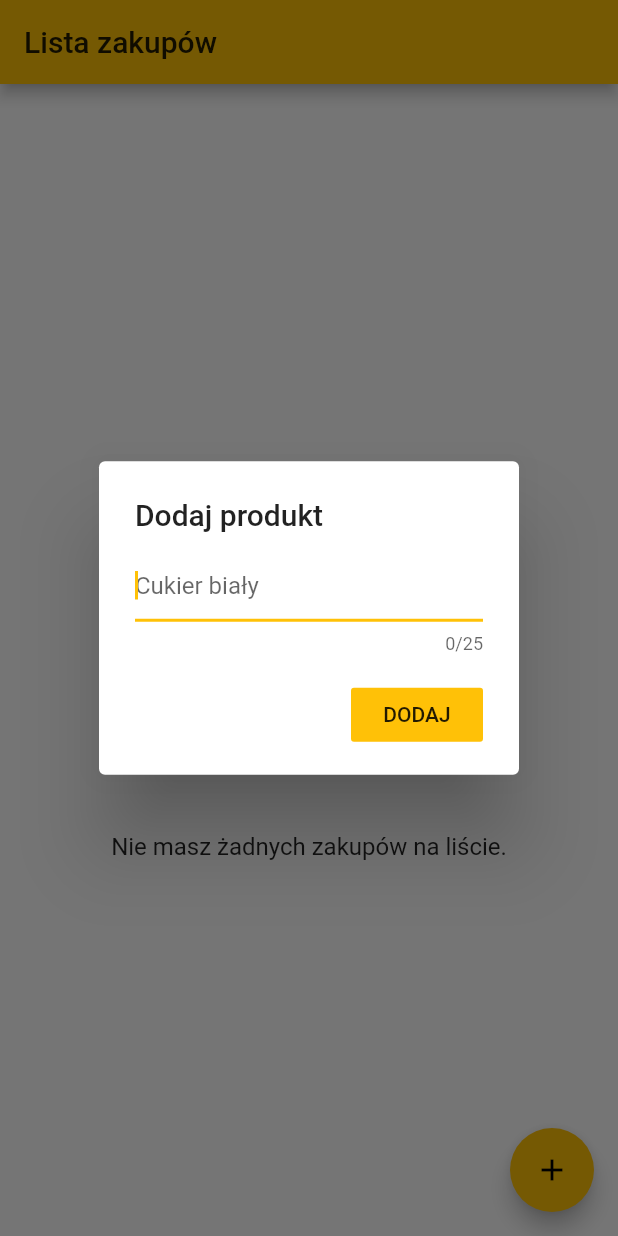
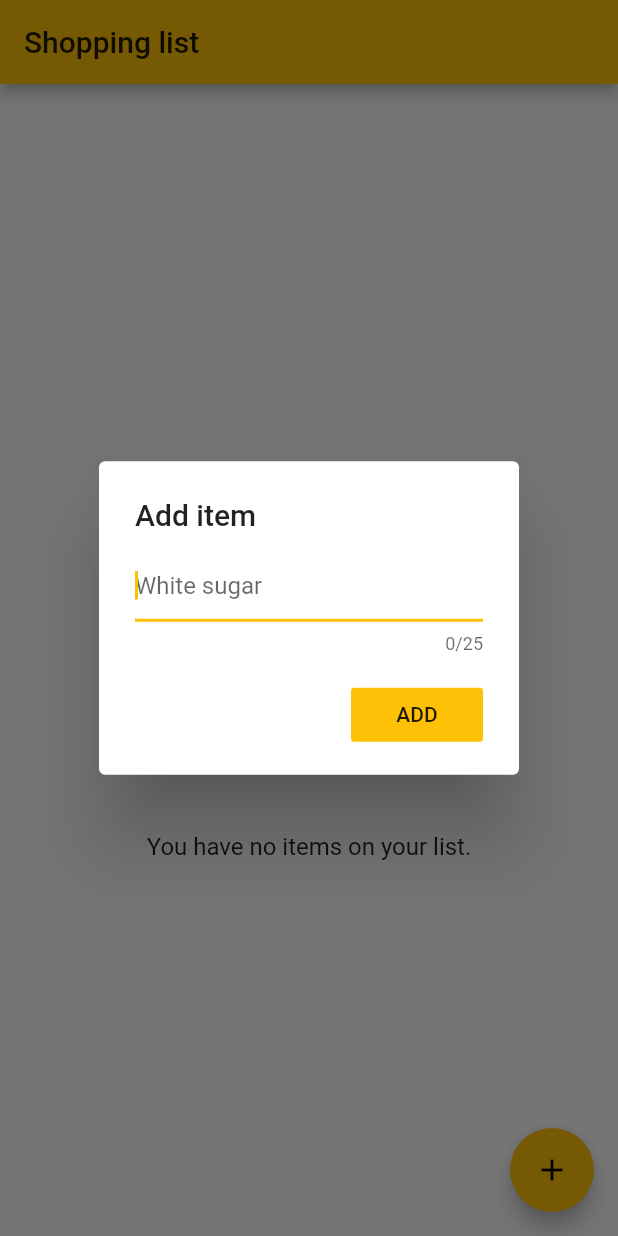
Before and after one commit to Albert221/FastShopping, a Flutter app: the screen it shows after launch, after a tap on the "add" icon, on a phone screen of 412 x 824 dp. Run offline on Flutter 3.47's test engine with Material 2 defaults, Android fonts, the phone set to English and light mode, and no system bars; our stand-ins replace shared_preferences.

Commit message:
Add localization for pl and en

```diff
--- /dev/null
+++ b/lib/l10n/messages_all.dart
@@ -0,0 +1,67 @@
+// DO NOT EDIT. This is code generated via package:intl/generate_localized.dart
+// This is a library that looks up messages for specific locales by
+// delegating to the appropriate library.
+
+import 'dart:async';
+
+import 'package:intl/intl.dart';
+import 'package:intl/message_lookup_by_library.dart';
+// ignore: implementation_imports
+import 'package:intl/src/intl_helpers.dart';
+
+import 'messages_en.dart' as messages_en;
+import 'messages_pl.dart' as messages_pl;
+
+typedef Future<dynamic> LibraryLoader();
+Map<String, LibraryLoader> _deferredLibraries = {
+// ignore: unnecessary_new
+  'en': () => new Future.value(null),
+// ignore: unnecessary_new
+  'pl': () => new Future.value(null),
+};
+
+MessageLookupByLibrary _findExact(localeName) {
+  switch (localeName) {
+    case 'en':
+      return messages_en.messages;
+    case 'pl':
+      return messages_pl.messages;
+    default:
+      return null;
+  }
+}
+
+/// User programs should call this before using [localeName] for messages.
+Future<bool> initializeMessages(String localeName) async {
+  var availableLocale = Intl.verifiedLocale(
+    localeName,
+    (locale) => _deferredLibraries[locale] != null,
+    onFailure: (_) => null);
+  if (availableLocale == null) {
+    // ignore: unnecessary_new
+    return new Future.value(false);
+  }
+  var lib = _deferredLibraries[availableLocale];
+  // ignore: unnecessary_new
+  await (lib == null ? new Future.value(false) : lib());
+  // ignore: unnecessary_new
+  initializeInternalMessageLookup(() => new CompositeMessageLookup());
+  messageLookup.addLocale(availableLocale, _findGeneratedMessagesFor);
+  // ignore: unnecessary_new
+  return new Future.value(true);
+}
+
+bool _messagesExistFor(String locale) {
+  try {
+    return _findExact(locale) != null;
+  } catch (e) {
+    return false;
+  }
+}
+
+MessageLookupByLibrary _findGeneratedMessagesFor(locale) {
+  var actualLocale = Intl.verifiedLocale(locale, _messagesExistFor,
+      onFailure: (_) => null);
+  if (actualLocale == null) return null;
+  return _findExact(actualLocale);
+}
--- /dev/null
+++ b/lib/l10n/messages_en.dart
@@ -0,0 +1,36 @@
+// DO NOT EDIT. This is code generated via package:intl/generate_localized.dart
+// This is a library that provides messages for a en locale. All the
+// messages from the main program should be duplicated here with the same
+// function name.
+
+import 'package:intl/intl.dart';
+import 'package:intl/message_lookup_by_library.dart';
+
+// ignore: unnecessary_new
+final messages = new MessageLookup();
+
+// ignore: unused_element
+final _keepAnalysisHappy = Intl.defaultLocale;
+
+// ignore: non_constant_identifier_names
+typedef MessageIfAbsent(String message_str, List args);
+
+class MessageLookup extends MessageLookupByLibrary {
+  get localeName => 'en';
+
+  final messages = _notInlinedMessages(_notInlinedMessages);
+  static _notInlinedMessages(_) => <String, Function> {
+    "appTitle" : MessageLookupByLibrary.simpleMessage("Fast shopping"),
+    "deleteDialogCancel" : MessageLookupByLibrary.simpleMessage("Cancel"),
+    "deleteDialogConfirm" : MessageLookupByLibrary.simpleMessage("Delete"),
+    "deleteDialogDescriptionAll" : MessageLookupByLibrary.simpleMessage("Are you sure you want to delete all items?"),
+    "deleteDialogDescriptionOne" : MessageLookupByLibrary.simpleMessage("Are you sure you want to delete this item?"),
+    "deleteDialogTitle" : MessageLookupByLibrary.simpleMessage("Deleting"),
+    "navigationTitle" : MessageLookupByLibrary.simpleMessage("Shopping list"),
+    "purchaseDialogAdd" : MessageLookupByLibrary.simpleMessage("Add"),
+    "purchaseDialogInputNotEmpty" : MessageLookupByLibrary.simpleMessage("Item name cannot be blank"),
+    "purchaseDialogInputPlaceholder" : MessageLookupByLibrary.simpleMessage("White sugar"),
+    "purchaseDialogTitle" : MessageLookupByLibrary.simpleMessage("Add item"),
+    "purchasesPlaceholder" : MessageLookupByLibrary.simpleMessage("You have no items on your list.")
+  };
+}
--- /dev/null
+++ b/lib/localization.dart
@@ -0,0 +1,82 @@
+import 'dart:async';
+import 'package:flutter/material.dart';
+import 'package:intl/intl.dart';
+import 'package:fast_shopping/l10n/messages_all.dart';
+
+class AppLocalizations {
+  static Future<AppLocalizations> load(Locale locale) {
+    final String name = locale.countryCode == null
+        ? locale.languageCode
+        : locale.toString();
+    final String localeName = Intl.canonicalizedLocale(name);
+
+    return initializeMessages(localeName).then((_) {
+      Intl.defaultLocale = localeName;
+
+      return new AppLocalizations();
+    });
+  }
+
+  static AppLocalizations of(BuildContext context) =>
+      Localizations.of<AppLocalizations>(context, AppLocalizations);
+
+  static AppLocalizationsDelegate get delegate => AppLocalizationsDelegate();
+
+  String get appTitle =>
+      Intl.message('Fast shopping',
+          name: 'appTitle', desc: 'Application title.');
+
+  String get navigationTitle =>
+      Intl.message('Shopping list',
+          name: 'navigationTitle',
+          desc: 'Title displayed on top of the main screen.');
+
+  String get purchasesPlaceholder =>
+      Intl.message('You have no items on your list.',
+          name: 'purchasesPlaceholder');
+
+  String get purchaseDialogTitle =>
+      Intl.message('Add item', name: 'purchaseDialogTitle');
+
+  String get purchaseDialogInputPlaceholder =>
+      Intl.message('White sugar', name: 'purchaseDialogInputPlaceholder');
+
+  String get purchaseDialogInputNotEmpty =>
+      Intl.message('Item name cannot be blank',
+          name: 'purchaseDialogInputNotEmpty');
+
+  String get purchaseDialogAdd =>
+      Intl.message('Add', name: 'purchaseDialogAdd');
+
+  String get deleteDialogTitle =>
+      Intl.message('Deleting', name: 'deleteDialogTitle');
+
+  String get deleteDialogDescriptionOne =>
+      Intl.message('Are you sure you want to delete this item?',
+          name: 'deleteDialogDescriptionOne',
+          desc: 'Description in alert when deleting one item.');
+
+  String get deleteDialogDescriptionAll =>
+      Intl.message('Are you sure you want to delete all items?',
+          name: 'deleteDialogDescriptionAll',
+          desc: 'Description in alert when deleting all items.');
+
+  String get deleteDialogCancel =>
+      Intl.message('Cancel', name: 'deleteDialogCancel');
+
+  String get deleteDialogConfirm =>
+      Intl.message('Delete', name: 'deleteDialogConfirm');
+}
+
+class AppLocalizationsDelegate extends LocalizationsDelegate<AppLocalizations> {
+  const AppLocalizationsDelegate();
+
+  @override
+  bool isSupported(Locale locale) => ['en', 'pl'].contains(locale.languageCode);
+
+  @override
+  Future<AppLocalizations> load(Locale locale) => AppLocalizations.load(locale);
+
+  @override
+  bool shouldReload(LocalizationsDelegate<AppLocalizations> old) => false;
+}
--- a/lib/main.dart
+++ b/lib/main.dart
@@ -1,5 +1,7 @@
+import 'package:fast_shopping/localization.dart';
 import 'package:flutter/material.dart';
-import 'package:shopping_list/ui/shopping_list_page.dart';
+import 'package:flutter_localizations/flutter_localizations.dart';
+import 'package:fast_shopping/ui/shopping_list_page.dart';
 
 void main() => runApp(ShoppingListApp());
 
@@ -7,10 +9,19 @@ class ShoppingListApp extends StatelessWidget {
   @override
   Widget build(BuildContext context) {
     return MaterialApp(
-        title: 'Lista zakupów',
-        debugShowCheckedModeBanner: false,
+        localizationsDelegates: [
+          AppLocalizations.delegate,
+          GlobalMaterialLocalizations.delegate,
+          GlobalWidgetsLocalizations.delegate
+        ],
+        supportedLocales: [
+          const Locale('pl', 'PL'),
+          const Locale('en', 'US')
+        ],
         theme: ThemeData(
             primarySwatch: Colors.amber, backgroundColor: Colors.white),
+        onGenerateTitle: (BuildContext context) =>
+            AppLocalizations.of(context).appTitle,
         home: ShoppingListPage());
   }
 }
--- a/lib/persistor.dart
+++ b/lib/persistor.dart
@@ -1,4 +1,4 @@
-import 'package:shopping_list/purchase.dart';
+import 'package:fast_shopping/purchase.dart';
 import 'package:shared_preferences/shared_preferences.dart';
 import 'dart:convert';
 
--- a/lib/ui/purchase_dialog.dart
+++ b/lib/ui/purchase_dialog.dart
@@ -1,12 +1,7 @@
+import 'package:fast_shopping/localization.dart';
 import 'package:flutter/material.dart';
 
 class PurchaseDialog extends StatefulWidget {
-  const PurchaseDialog({Key key, this.initialName}) : super(key: key);
-
-  final String initialName;
-
-  bool get isEdit => initialName != null;
-
   @override
   _PurchaseDialogState createState() => _PurchaseDialogState();
 }
@@ -27,7 +22,7 @@ class _PurchaseDialogState extends State<PurchaseDialog> {
   @override
   Widget build(BuildContext context) {
     return SimpleDialog(
-        title: Text(widget.isEdit ? 'Edytuj produkt' : 'Dodaj produkt'),
+        title: Text(AppLocalizations.of(context).purchaseDialogTitle),
         children: [
           Container(
               padding: const EdgeInsets.symmetric(horizontal: 24.0),
@@ -36,23 +31,26 @@ class _PurchaseDialogState extends State<PurchaseDialog> {
                     key: _formKey,
                     child: TextFormField(
                         textCapitalization: TextCapitalization.sentences,
-                        initialValue: widget.initialName,
                         autofocus: true,
                         maxLength: 25,
                         onSaved: (value) => _purchaseName = value,
                         validator: (value) {
                           if (value.isEmpty) {
-                            return 'Nazwa produktu nie może być pusta';
+                            return AppLocalizations.of(context)
+                                .purchaseDialogInputNotEmpty;
                           }
                         },
-                        decoration:
-                            const InputDecoration(hintText: 'Cukier biały'))),
+                        decoration: InputDecoration(
+                            hintText: AppLocalizations.of(context)
+                                .purchaseDialogInputPlaceholder))),
                 const SizedBox(height: 16.0),
                 Align(
                     alignment: Alignment.centerRight,
                     child: FlatButton(
                         onPressed: () => _submitDialog(context),
-                        child: const Text('DODAJ'),
+                        child: Text(AppLocalizations.of(context)
+                            .purchaseDialogAdd
+                            .toUpperCase()),
                         color: Theme.of(context).accentColor))
               ]))
         ]);
--- a/lib/ui/purchase_list_item.dart
+++ b/lib/ui/purchase_list_item.dart
@@ -1,5 +1,5 @@
 import 'package:flutter/material.dart';
-import 'package:shopping_list/purchase.dart';
+import 'package:fast_shopping/purchase.dart';
 
 class PurchaseListItem extends StatelessWidget {
   const PurchaseListItem(
--- a/lib/ui/shopping_list_page.dart
+++ b/lib/ui/shopping_list_page.dart
@@ -1,9 +1,10 @@
+import 'package:fast_shopping/localization.dart';
 import 'package:flutter/material.dart';
-import 'package:shopping_list/persistor.dart';
-import 'package:shopping_list/ui/confirm_dialog.dart';
-import 'package:shopping_list/ui/purchase_dialog.dart';
-import 'package:shopping_list/ui/purchase_list_item.dart';
-import 'package:shopping_list/purchase.dart';
+import 'package:fast_shopping/persistor.dart';
+import 'package:fast_shopping/ui/confirm_dialog.dart';
+import 'package:fast_shopping/ui/purchase_dialog.dart';
+import 'package:fast_shopping/ui/purchase_list_item.dart';
+import 'package:fast_shopping/purchase.dart';
 
 class ShoppingListPage extends StatefulWidget {
   @override
@@ -68,7 +69,7 @@ class _ShoppingListPageState extends State<ShoppingListPage> {
     return Scaffold(
         backgroundColor: Colors.white,
         appBar: AppBar(
-            title: const Text('Lista zakupów'),
+            title: Text(AppLocalizations.of(context).navigationTitle),
             actions: _purchases.isEmpty
                 ? []
                 : [
@@ -98,7 +99,7 @@ class _ShoppingListPageState extends State<ShoppingListPage> {
           width: MediaQuery.of(context).size.width * 0.80,
           child: Image.asset('assets/placeholder.png')),
       SizedBox(height: 24.0),
-      const Text('Nie masz żadnych zakupów na liście.',
+      Text(AppLocalizations.of(context).purchasesPlaceholder,
           style: TextStyle(fontSize: 16.0))
     ]));
   }
```
Also changed, not shown: lib/l10n/intl_en.arb (added, +67 -0 lines), lib/l10n/intl_messages.arb (added, +67 -0 lines), lib/l10n/intl_pl.arb (added, +67 -0 lines), lib/l10n/messages_pl.dart (added, +36 -0 lines), lib/ui/confirm_dialog.dart (+10 -5 lines), pubspec.yaml (+4 -3 lines), 1 other file.
